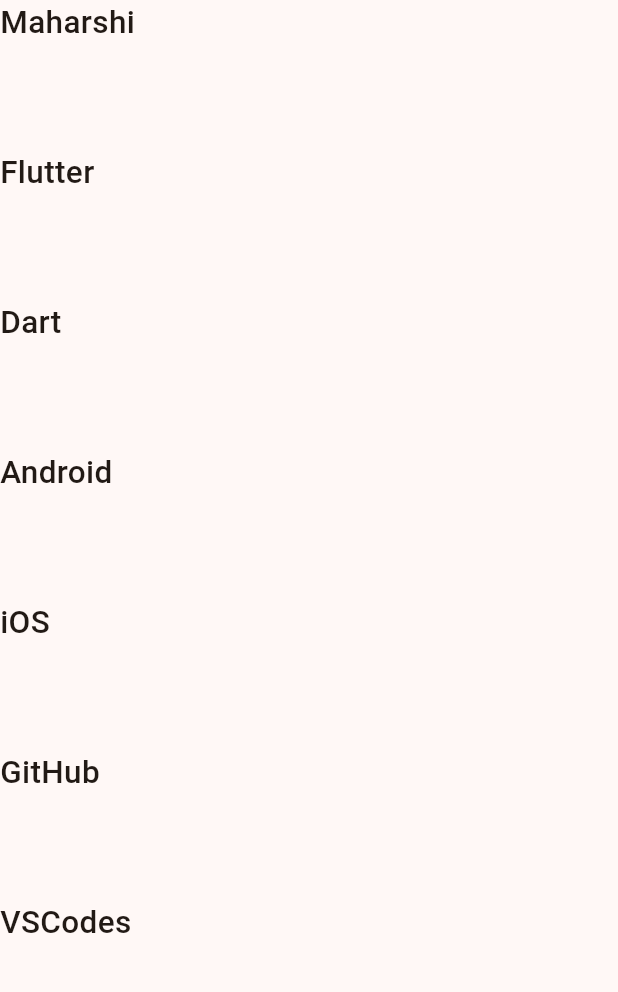
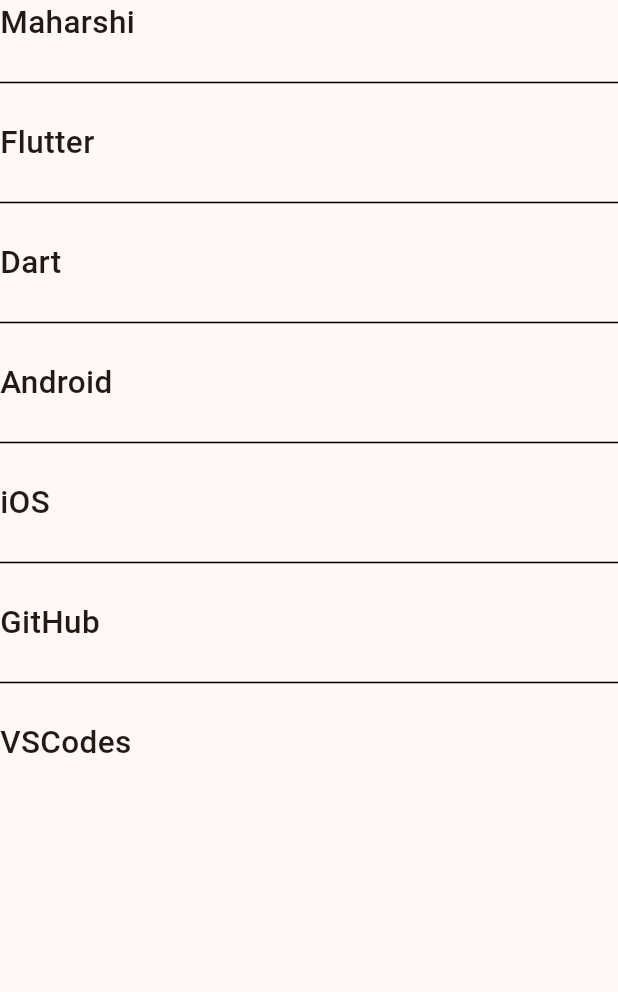
Before and after one commit to maharshi-sinha/Learn_Flutter, a Flutter app: the screen it shows after launch, on a phone screen of 412 x 824 dp, the part 84-1076 px from its top. Run offline on Flutter 3.47's test engine with Material 2 defaults, Android fonts, the phone set to English and light mode, and no system bars.

Commit message:
ListView seperated

```diff
--- a/lib/main.dart
+++ b/lib/main.dart
@@ -61,7 +61,7 @@ class _MyHomePageState extends State<MyHomePage> {
         backgroundColor: Theme.of(context).colorScheme.inversePrimary,
         title: Text(widget.title),
       ),
-      body: ListView.builder(
+      body: ListView.separated(
           itemBuilder: (context, index) {
             return Text(
               //you can also give paddings here
@@ -74,9 +74,14 @@ class _MyHomePageState extends State<MyHomePage> {
           },
           itemCount: arrNames.length,
           //this is the length of the array (.length) for whole length of the array
-        itemExtent: 100, //this is the size of the list
-        scrollDirection: Axis.vertical, //this is the direction of the list
-      ),
+          separatorBuilder: (context, index) {
+            //availabe only in ListView.seperated works for seperating the items
+            return Divider(
+              height: 50,
+              color: Colors.black,
+              thickness: 1,
+            );
+          }),
     );
   }
 }
```
Lines whose indentation alone changed are shown as unchanged.
